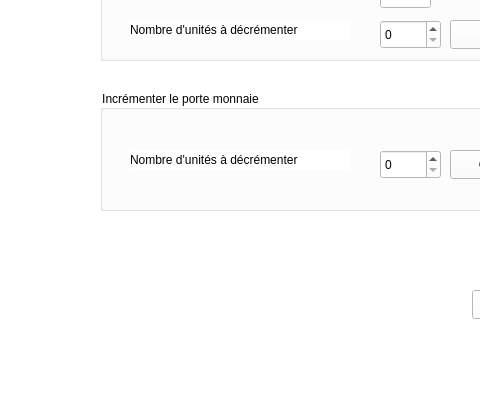
Before: the Qt Designer form TP1/window.ui in ChristianHasbani/Communication_Sans_Fil_TP, drawn with Qt 5; both pictures show x 420 to 900 and y 340 to 736 of the 1005 by 736 pixel window.
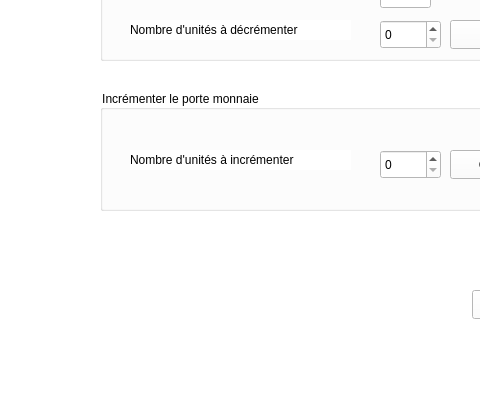
After: the same form once the commit is applied. Icons and pictures are not drawn.

Diff of the .ui file:
```diff
--- a/TP1/window.ui
+++ b/TP1/window.ui
@@ -223,7 +223,7 @@
      </rect>
     </property>
     <property name="text">
-     <string>Nombre d'unités à décrémenter</string>
+     <string>Nombre d'unités à incrémenter</string>
     </property>
    </widget>
   </widget>
```
